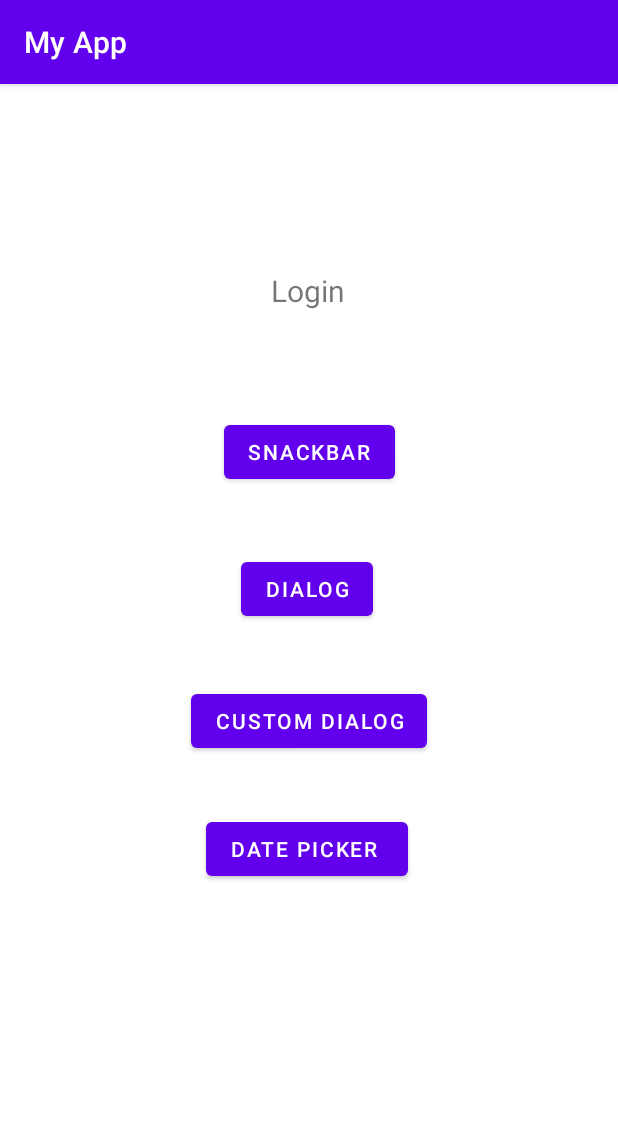
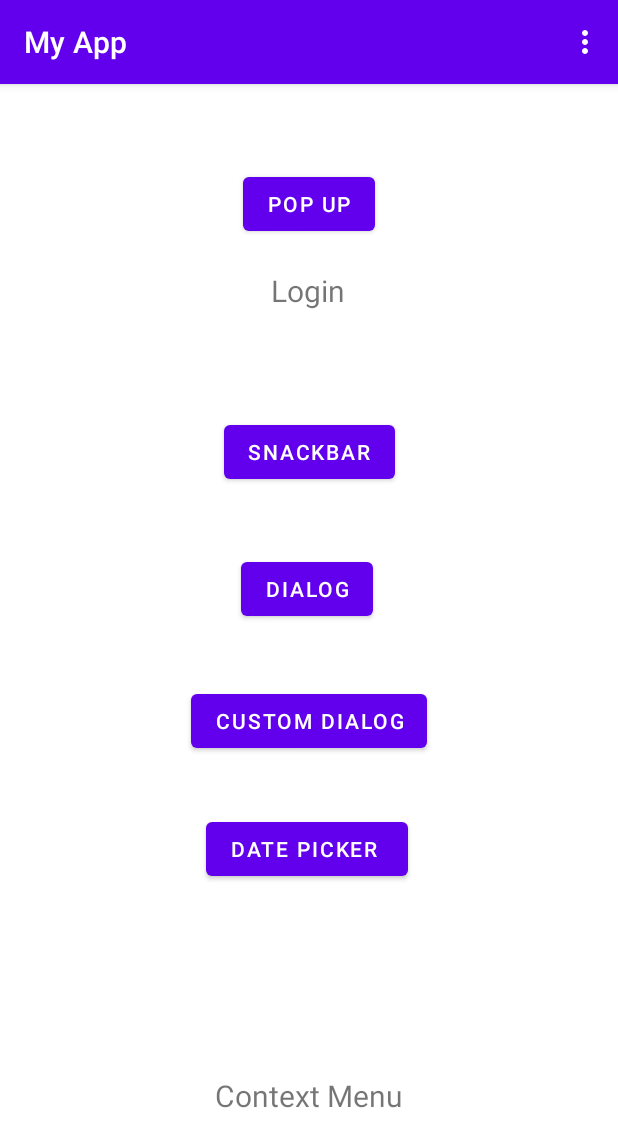
Before and after one commit to Karthikeyan-B-15/MyApplication, an Android app: the LayoutExample screen opened directly, with no data from a screen before it, on a phone screen of 412 x 824 dp. Shown: the top 1147 px of the screen. Run offline under Robolectric (Android 15) with nearby library versions, the phone set to English and light mode, and no system bars; Roboto replaces fonts that are not available here.

Commit message:
learn about context menu , pop menu and thread basics.learn about reduce overdraw

```diff
--- a/app/src/main/java/com/example/myapplication/LayoutExample.java
+++ b/app/src/main/java/com/example/myapplication/LayoutExample.java
@@ -1,24 +1,32 @@
 package com.example.myapplication;
 
+import androidx.annotation.NonNull;
 import androidx.appcompat.app.AppCompatActivity;
 
 import android.app.DatePickerDialog;
 import android.app.PictureInPictureParams;
 import android.os.Bundle;
 import android.view.ContextMenu;
+import android.view.Menu;
+import android.view.MenuInflater;
+import android.view.MenuItem;
 import android.view.View;
 import android.widget.Button;
 import android.widget.DatePicker;
+import android.widget.PopupMenu;
+import android.widget.Switch;
 import android.widget.TextView;
+import android.widget.Toast;
 
 import com.google.android.material.snackbar.Snackbar;
 
 import java.text.DateFormat;
 import java.util.Calendar;
 
-public class LayoutExample extends AppCompatActivity implements CustomDialog.customDialogListener, DatePickerDialog.OnDateSetListener{
-    Button snackbtn,dialog,customDialog,date;
-    private TextView dialogin,datetext;
+public class LayoutExample extends AppCompatActivity implements CustomDialog.customDialogListener,
+        DatePickerDialog.OnDateSetListener, PopupMenu.OnMenuItemClickListener {
+    Button snackbtn,dialog,customDialog,date,popup;
+    private TextView dialogin,datetext,context;
     @Override
     protected void onCreate(Bundle savedInstanceState) {
         super.onCreate(savedInstanceState);
@@ -29,6 +37,9 @@ public class LayoutExample extends AppCompatActivity implements CustomDialog.cus
         dialogin=(TextView)findViewById(R.id.dilogin);
         datetext=(TextView)findViewById(R.id.datetext);
         date=(Button)findViewById(R.id.date);
+        popup=(Button)findViewById(R.id.popup);
+        context=(TextView)findViewById(R.id.context);
+        registerForContextMenu(context);
         snackbtn.setOnClickListener(new View.OnClickListener() {
             @Override
             public void onClick(View view) {
@@ -59,7 +70,12 @@ public class LayoutExample extends AppCompatActivity implements CustomDialog.cus
                 openDate();
             }
         });
-
+        popup.setOnClickListener(new View.OnClickListener() {
+            @Override
+            public void onClick(View view) {
+                showPopup(view);
+            }
+        });
     }
 
     @Override
@@ -78,6 +94,13 @@ public class LayoutExample extends AppCompatActivity implements CustomDialog.cus
     public void openDate(){
         com.example.myapplication.DatePicker datePicker=new com.example.myapplication.DatePicker();
         datePicker.show(getSupportFragmentManager(),"date");
+    }
+    public void showPopup(View v){
+        PopupMenu popupMenu=new PopupMenu(this,v);
+        popupMenu.setOnMenuItemClickListener(this);
+        popupMenu.inflate(R.menu.popmenu);
+        popupMenu.show();
+
     }
 
     @Override
@@ -103,7 +126,62 @@ public class LayoutExample extends AppCompatActivity implements CustomDialog.cus
     }
 
     @Override
+    public boolean onCreateOptionsMenu(@NonNull Menu menu) {
+        MenuInflater inflater=getMenuInflater();
+        inflater.inflate(R.menu.custommenu,menu);
+        return true;
+
+    }
+
+    @Override
+    public boolean onOptionsItemSelected(@NonNull MenuItem item) {
+        switch (item.getItemId()){
+            case R.id.item1:
+                Toast.makeText(this,"Item1 is selected",Toast.LENGTH_LONG).show();
+                return true;
+            case R.id.item2:
+                Toast.makeText(this,"Item2 is selected",Toast.LENGTH_LONG).show();
+                return true;
+            default:
+        }
+        return super.onOptionsItemSelected(item);
+
+        }
+    @Override
     public void onCreateContextMenu(ContextMenu menu, View v, ContextMenu.ContextMenuInfo menuInfo) {
         super.onCreateContextMenu(menu, v, menuInfo);
+        getMenuInflater().inflate(R.menu.popmenu,menu);
+    }
+
+    @Override
+    public boolean onContextItemSelected(@NonNull MenuItem item) {
+        switch (item.getItemId()){
+            case R.id.pitem1:
+                Toast.makeText(this,"context item 1 is selecteed",Toast.LENGTH_LONG).show();
+                return true;
+            case R.id.pitem2:
+                Toast.makeText(this,"context item 2 is selecteed",Toast.LENGTH_LONG).show();
+                return true;
+            default:
+                return super.onContextItemSelected(item);
+        }
+
+    }
+
+    @Override
+    public boolean onMenuItemClick(MenuItem menuItem) {
+        switch (menuItem.getItemId()){
+            case R.id.pitem1:
+                Toast.makeText(this,"Item1 is poped",Toast.LENGTH_LONG).show();
+                return true;
+            case R.id.pitem2:
+                Toast.makeText(this,"Item2 is poped",Toast.LENGTH_LONG).show();
+                return true;
+            case R.id.pitem3:
+                Toast.makeText(this,"Item3 is poped",Toast.LENGTH_LONG).show();
+                return true;
+            default:
+        }
+        return false;
     }
 }
--- a/app/src/main/res/layout/activity_layout_example.xml
+++ b/app/src/main/res/layout/activity_layout_example.xml
@@ -70,4 +70,26 @@
         app:layout_constraintStart_toStartOf="parent"
         app:layout_constraintTop_toBottomOf="@+id/date" />
 
+    <Button
+        android:id="@+id/popup"
+        android:layout_width="wrap_content"
+        android:layout_height="wrap_content"
+        android:layout_marginTop="56dp"
+        android:text="pop up"
+        app:layout_constraintEnd_toEndOf="parent"
+        app:layout_constraintHorizontal_bias="0.501"
+        app:layout_constraintStart_toStartOf="parent"
+        app:layout_constraintTop_toTopOf="parent" />
+
+    <TextView
+        android:id="@+id/context"
+        android:layout_width="wrap_content"
+        android:layout_height="wrap_content"
+        android:layout_marginTop="44dp"
+        android:text="Context Menu"
+        android:textSize="20sp"
+        app:layout_constraintEnd_toEndOf="parent"
+        app:layout_constraintStart_toStartOf="parent"
+        app:layout_constraintTop_toBottomOf="@+id/datetext" />
+
 </androidx.constraintlayout.widget.ConstraintLayout>
--- /dev/null
+++ b/app/src/main/res/menu/custommenu.xml
@@ -0,0 +1,13 @@
+<?xml version="1.0" encoding="utf-8"?>
+<menu xmlns:android="http://schemas.android.com/apk/res/android"
+    xmlns:app="http://schemas.android.com/apk/res-auto">
+<item android:id="@+id/item1"
+    android:title="Item1"
+    />
+    <item android:id="@+id/item2"
+        android:title="Item2"
+        />
+    <item android:id="@+id/item3"
+        android:title="Ite3"
+        />
+</menu>
--- /dev/null
+++ b/app/src/main/res/menu/popmenu.xml
@@ -0,0 +1,9 @@
+<?xml version="1.0" encoding="utf-8"?>
+<menu xmlns:android="http://schemas.android.com/apk/res/android">
+    <item android:id="@+id/pitem1"
+        android:title="Item1"/>
+    <item android:id="@+id/pitem2"
+        android:title="Item2"/>
+    <item android:id="@+id/pitem3"
+        android:title="Item3"/>
+</menu>
```
Also changed, not shown: app/src/main/AndroidManifest.xml (+6 -5 lines), app/src/main/java/com/example/myapplication/ServiceHome.java (+9 -1 lines), app/src/main/java/com/example/myapplication/ThreadsDemo.java (added, +62 -0 lines), app/src/main/res/layout/activity_service_home.xml (+10 -0 lines), app/src/main/res/layout/activity_threads_demo.xml (added, +28 -0 lines).
